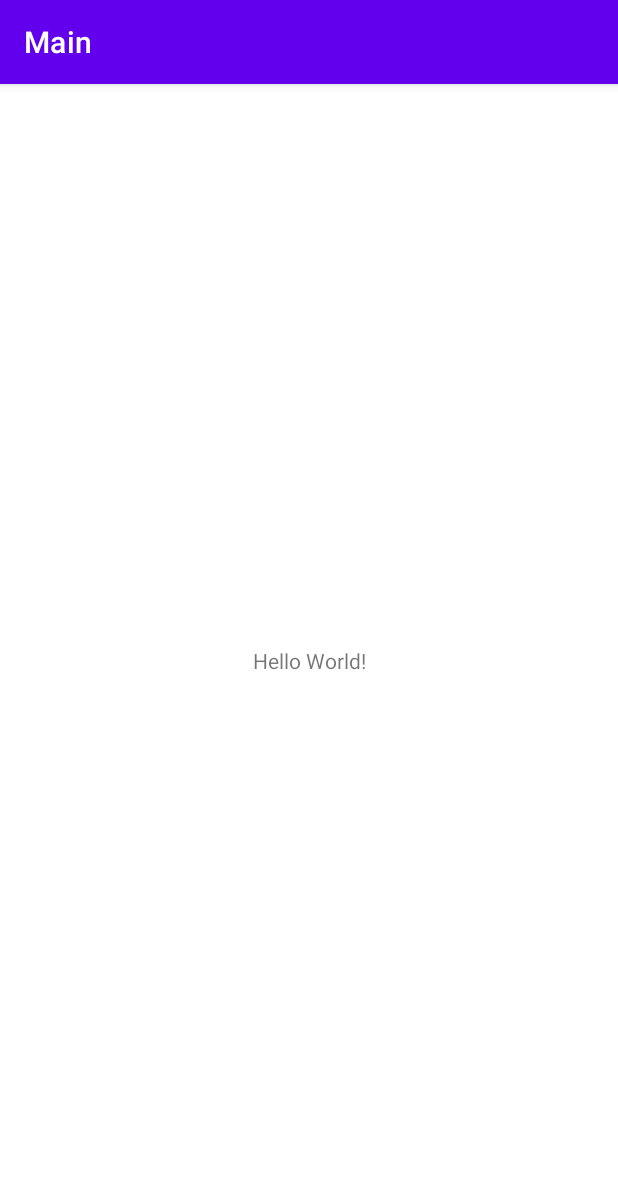
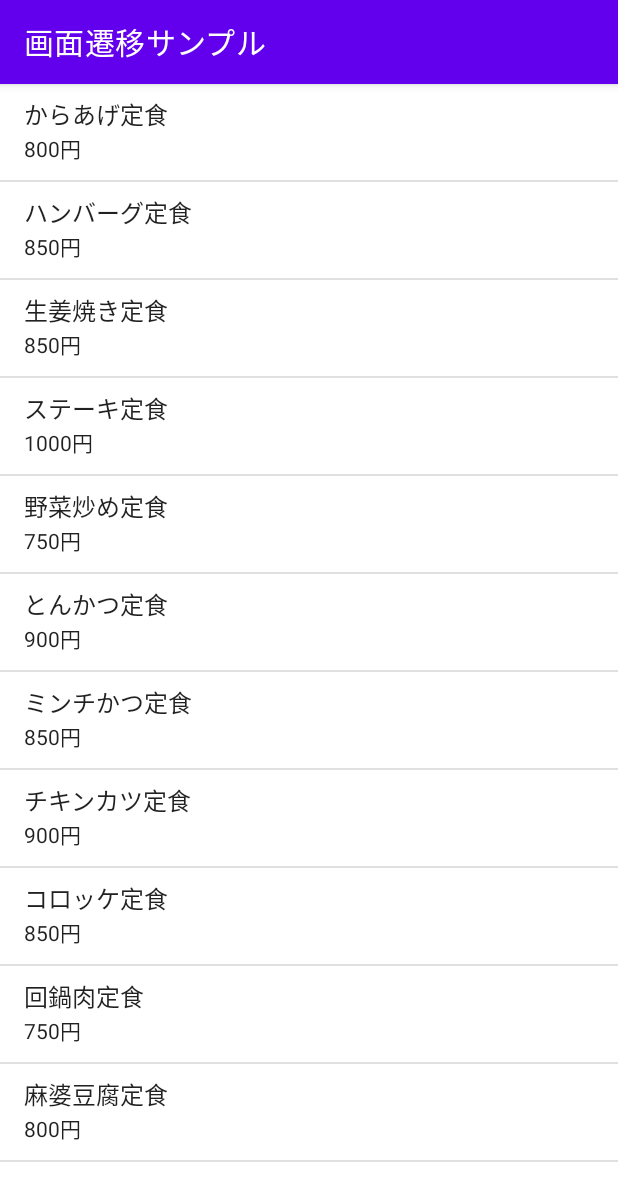
Before and after one commit to mutoxu-N/AndroidPractice, an Android app: the screen it shows after launch (MainActivity), on a phone screen of 412 x 824 dp. Shown: the top 1201 px of the screen. Run offline under Robolectric (Android 15) with nearby library versions, the phone set to English and light mode, and no system bars.

Commit message:
lesson7-1

```diff
--- a/app/src/main/AndroidManifest.xml
+++ b/app/src/main/AndroidManifest.xml
@@ -14,6 +14,9 @@
         android:theme="@style/Theme.Main"
         tools:targetApi="31">
         <activity
+            android:name=".MenuThanksActivity"
+            android:exported="false" />
+        <activity
             android:name=".MainActivity"
             android:exported="true">
             <intent-filter>
--- a/app/src/main/java/com/github/main/MainActivity.kt
+++ b/app/src/main/java/com/github/main/MainActivity.kt
@@ -1,11 +1,52 @@
 package com.github.main
 
+import android.content.Intent
 import androidx.appcompat.app.AppCompatActivity
 import android.os.Bundle
+import android.view.View
+import android.widget.AdapterView
+import android.widget.ListView
+import android.widget.SimpleAdapter
 
 class MainActivity : AppCompatActivity() {
     override fun onCreate(savedInstanceState: Bundle?) {
         super.onCreate(savedInstanceState)
         setContentView(R.layout.activity_main)
+
+        val lvMenu = findViewById<ListView>(R.id.lvMenu)
+        val menuList: MutableList<MutableMap<String, String>> = mutableListOf()
+        var menu = mutableMapOf("name" to "からあげ定食", "price" to "800円")
+        menuList.add(menu)
+
+        menuList.add(mutableMapOf("name" to "ハンバーグ定食", "price" to "850円"))
+        menuList.add(mutableMapOf("name" to "生姜焼き定食", "price" to "850円"))
+        menuList.add(mutableMapOf("name" to "ステーキ定食", "price" to "1000円"))
+        menuList.add(mutableMapOf("name" to "野菜炒め定食", "price" to "750円"))
+        menuList.add(mutableMapOf("name" to "とんかつ定食", "price" to "900円"))
+        menuList.add(mutableMapOf("name" to "ミンチかつ定食", "price" to "850円"))
+        menuList.add(mutableMapOf("name" to "チキンカツ定食", "price" to "900円"))
+        menuList.add(mutableMapOf("name" to "コロッケ定食", "price" to "850円"))
+        menuList.add(mutableMapOf("name" to "回鍋肉定食", "price" to "750円"))
+        menuList.add(mutableMapOf("name" to "麻婆豆腐定食", "price" to "800円"))
+
+        val from = arrayOf("name", "price")
+        val to = intArrayOf(android.R.id.text1, android.R.id.text2)
+        val adapter = SimpleAdapter(this@MainActivity, menuList, android.R.layout.simple_list_item_2, from, to)
+        lvMenu.adapter = adapter
+        lvMenu.onItemClickListener = ListItemClickListener()
+    }
+
+    private inner class ListItemClickListener : AdapterView.OnItemClickListener {
+        override fun onItemClick(parent: AdapterView<*>, view: View, pos: Int, id: Long) {
+            val item = parent.getItemAtPosition(pos) as MutableMap<String, String>
+            val menuName = item["name"]
+            val menuPrice = item["price"]
+
+            val intent2MenuThanks = Intent(this@MainActivity, MenuThanksActivity::class.java)
+            intent2MenuThanks.putExtra("menuName", menuName)
+            intent2MenuThanks.putExtra("menuPrice", menuPrice)
+            startActivity(intent2MenuThanks)
+        }
+
     }
 }
--- a/app/src/main/res/layout/activity_main.xml
+++ b/app/src/main/res/layout/activity_main.xml
@@ -1,18 +1,7 @@
 <?xml version="1.0" encoding="utf-8"?>
-<androidx.constraintlayout.widget.ConstraintLayout xmlns:android="http://schemas.android.com/apk/res/android"
-    xmlns:app="http://schemas.android.com/apk/res-auto"
-    xmlns:tools="http://schemas.android.com/tools"
+<ListView
+    xmlns:android="http://schemas.android.com/apk/res/android"
+    android:id="@+id/lvMenu"
     android:layout_width="match_parent"
-    android:layout_height="match_parent"
-    tools:context=".MainActivity">
-
-    <TextView
-        android:layout_width="wrap_content"
-        android:layout_height="wrap_content"
-        android:text="Hello World!"
-        app:layout_constraintBottom_toBottomOf="parent"
-        app:layout_constraintEnd_toEndOf="parent"
-        app:layout_constraintStart_toStartOf="parent"
-        app:layout_constraintTop_toTopOf="parent" />
-
-</androidx.constraintlayout.widget.ConstraintLayout>
+    android:layout_height="match_parent">
+</ListView>
--- a/app/src/main/res/values/strings.xml
+++ b/app/src/main/res/values/strings.xml
@@ -1,3 +1,6 @@
 <resources>
-    <string name="app_name">Main</string>
+    <string name="app_name">画面遷移サンプル</string>
+    <string name="tv_thx_title">注文完了</string>
+    <string name="tv_thx_desc">以下のメニューのご注文を受け付けました。\nご注文ありがとうございます。</string>
+    <string name="bt_thx_back">リストに戻る</string>
 </resources>
```
Also changed, not shown: app/src/main/java/com/github/main/MenuThanksActivity.kt (added, +27 -0 lines), app/src/main/res/layout/activity_menu_thanks.xml (added, +46 -0 lines).
